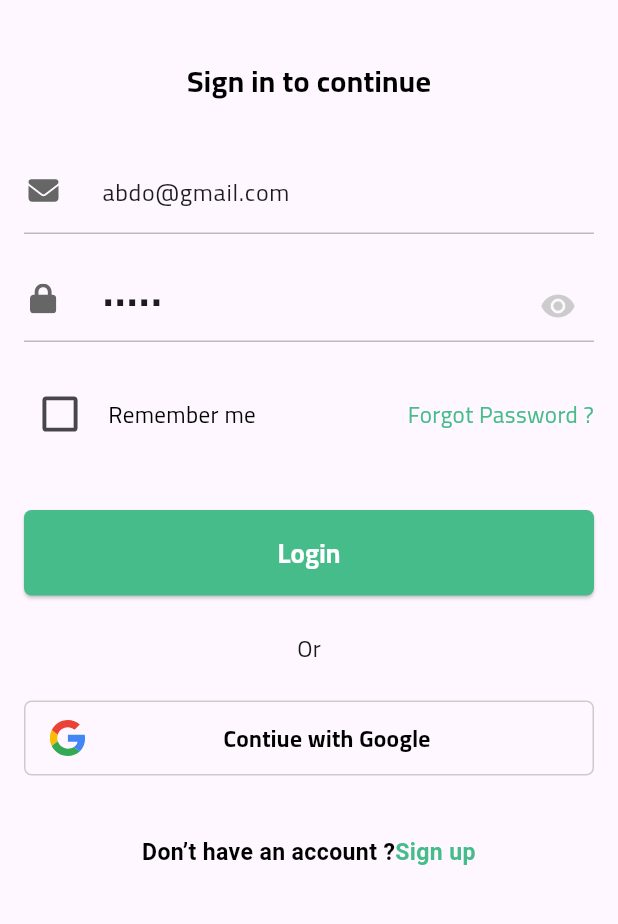
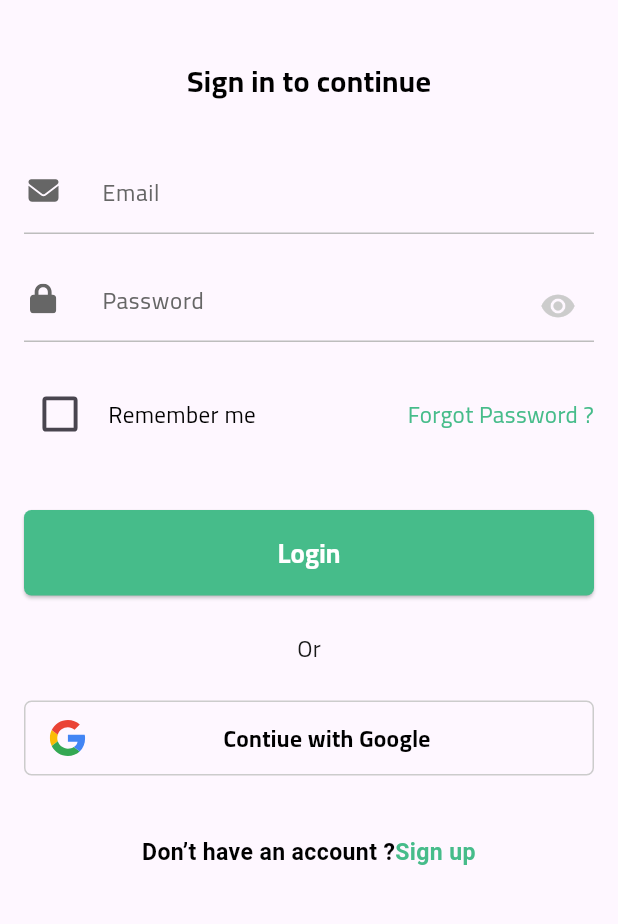
Before and after one commit to abdelrahman3003/digiFly-task, a Flutter app: the screen it shows after launch, on a phone screen of 412 x 824 dp, the part 300-1224 px from its top. Run offline on Flutter 3.47's test engine with Material 3 defaults, Android fonts, the phone set to English and light mode, and no system bars; our stand-ins replace bloc, firebase_auth, firebase_core, flutter_bloc, flutter_screenutil, flutter_svg and 1 more; accounts and stored records are empty.

```diff
--- a/lib/core/utils/app_routes.dart
+++ b/lib/core/utils/app_routes.dart
@@ -31,7 +31,7 @@ class AppRoutes {
             child: const SignupView(),
           ),
         );
-      case "/" || homeView:
+      case homeView:
         return MaterialPageRoute(
           builder: (context) => BlocProvider<HomeCubit>.value(
             value: homeCubit,
--- /dev/null
+++ b/lib/core/utils/sharded_pref.dart
@@ -0,0 +1,15 @@
+import 'package:shared_preferences/shared_preferences.dart';
+
+class AppService {
+  static late SharedPreferences sharedPreferences;
+  AppService._() {
+    initializeSharedPreferences();
+  }
+ static Future<void> initializeSharedPreferences() async {
+    sharedPreferences = await SharedPreferences.getInstance();
+  }
+}
+
+class ShardedPrefKey {
+  static String step = "Step";
+}
--- a/lib/features/auth/presentation/controller/signin/signin_cubit.dart
+++ b/lib/features/auth/presentation/controller/signin/signin_cubit.dart
@@ -1,6 +1,7 @@
 import 'dart:developer';
 
 import 'package:bloc/bloc.dart';
+import 'package:digifly/core/utils/sharded_pref.dart';
 import 'package:firebase_auth/firebase_auth.dart';
 import 'package:flutter/material.dart';
 import 'package:meta/meta.dart';
@@ -14,10 +15,8 @@ class SigninCubit extends Cubit<SigninState> {
   UserCredential? userCredential;
   String? errorMessege;
 
-  TextEditingController emailController =
-      TextEditingController(text: "abdo@gmail.com");
-  TextEditingController passwordController =
-      TextEditingController(text: "12345");
+  TextEditingController emailController = TextEditingController();
+  TextEditingController passwordController = TextEditingController();
 
   final GlobalKey<FormState> formKey = GlobalKey<FormState>();
 
@@ -27,6 +26,7 @@ class SigninCubit extends Cubit<SigninState> {
         email: emailController.text.trim(),
         password: passwordController.text.trim(),
       );
+      AppService.sharedPreferences.setString(ShardedPrefKey.step, "1");
       log("Sign-in successful: ${userCredential!.user?.email}");
     } on FirebaseAuthException catch (e) {
       log("FirebaseAuthException: ${e.code}");
--- a/lib/features/auth/presentation/controller/signup/signup_cubit.dart
+++ b/lib/features/auth/presentation/controller/signup/signup_cubit.dart
@@ -11,14 +11,10 @@ class SignupCubit extends Cubit<SignupState> {
   final FirebaseAuth auth = FirebaseAuth.instance;
   UserCredential? userCredential;
   String? errorMessege;
-  TextEditingController usernameController =
-      TextEditingController(text: "abdo14");
-  TextEditingController emailController =
-      TextEditingController(text: "abdo14@gmail.com");
-  TextEditingController passwordController =
-      TextEditingController(text: "123456");
-  TextEditingController confirmPasswordController =
-      TextEditingController(text: "123456");
+  TextEditingController usernameController = TextEditingController();
+  TextEditingController emailController = TextEditingController();
+  TextEditingController passwordController = TextEditingController();
+  TextEditingController confirmPasswordController = TextEditingController();
 
   final GlobalKey<FormState> formKey = GlobalKey<FormState>();
   Future<void> registerWithEmail() async {
--- a/lib/features/auth/presentation/view/widget/signin_form.dart
+++ b/lib/features/auth/presentation/view/widget/signin_form.dart
@@ -1,3 +1,4 @@
+
 import 'package:digifly/core/utils/app_button.dart';
 import 'package:digifly/core/utils/app_routes.dart';
 import 'package:digifly/core/utils/app_style.dart';
--- a/lib/features/home/presentation/controller/home/home_cubit.dart
+++ b/lib/features/home/presentation/controller/home/home_cubit.dart
@@ -1,6 +1,5 @@
-import 'dart:developer';
-
 import 'package:bloc/bloc.dart';
+import 'package:digifly/core/utils/sharded_pref.dart';
 import 'package:firebase_auth/firebase_auth.dart';
 import 'package:flutter/material.dart';
 import 'package:meta/meta.dart';
@@ -42,6 +41,7 @@ class HomeCubit extends Cubit<HomeState> {
     emit(HomeLogOutLoading());
     try {
       await auth.signOut();
+      AppService.sharedPreferences.setString(ShardedPrefKey.step, "0");
       emit(HomeLogOutSucess());
     } catch (e) {
       emit(HomeLogOutFailed());
--- a/lib/main.dart
+++ b/lib/main.dart
@@ -1,3 +1,4 @@
+import 'package:digifly/core/utils/sharded_pref.dart';
 import 'package:digifly/firebase_options.dart';
 import 'package:firebase_core/firebase_core.dart';
 import 'package:flutter/material.dart';
@@ -9,5 +10,6 @@ void main() async {
   await Firebase.initializeApp(
     options: DefaultFirebaseOptions.currentPlatform,
   );
+  await AppService.initializeSharedPreferences();
   runApp(const MyApp());
 }
--- a/lib/my_app.dart
+++ b/lib/my_app.dart
@@ -2,6 +2,7 @@ import 'dart:ui';
 
 import 'package:digifly/core/utils/app_colors.dart';
 import 'package:digifly/core/utils/app_routes.dart';
+import 'package:digifly/core/utils/sharded_pref.dart';
 import 'package:digifly/features/auth/presentation/controller/local/local_cubit.dart';
 import 'package:flutter/material.dart';
 import 'package:flutter_bloc/flutter_bloc.dart';
@@ -49,6 +50,7 @@ class MyApp extends StatelessWidget {
                     ),
                   ),
                   onGenerateRoute: AppRoutes.generateRoute,
+                  initialRoute: initRout(),
                 );
               },
             ),
@@ -56,3 +58,10 @@ class MyApp extends StatelessWidget {
         });
   }
 }
+String initRout() {
+  if (AppService.sharedPreferences.getString(ShardedPrefKey.step) == "1") {
+    return AppRoutes.homeView;
+  }
+
+  return AppRoutes.singinView;
+}
--- a/pubspec.yaml
+++ b/pubspec.yaml
@@ -40,6 +40,7 @@ dependencies:
     sdk: flutter
   flutter_screenutil: ^5.9.3
   flutter_svg: ^2.0.16
+  shared_preferences: ^2.3.3
 
 dev_dependencies:
   flutter_lints: ^4.0.0
```
Also changed, not shown: pubspec.lock, 1 other file.
